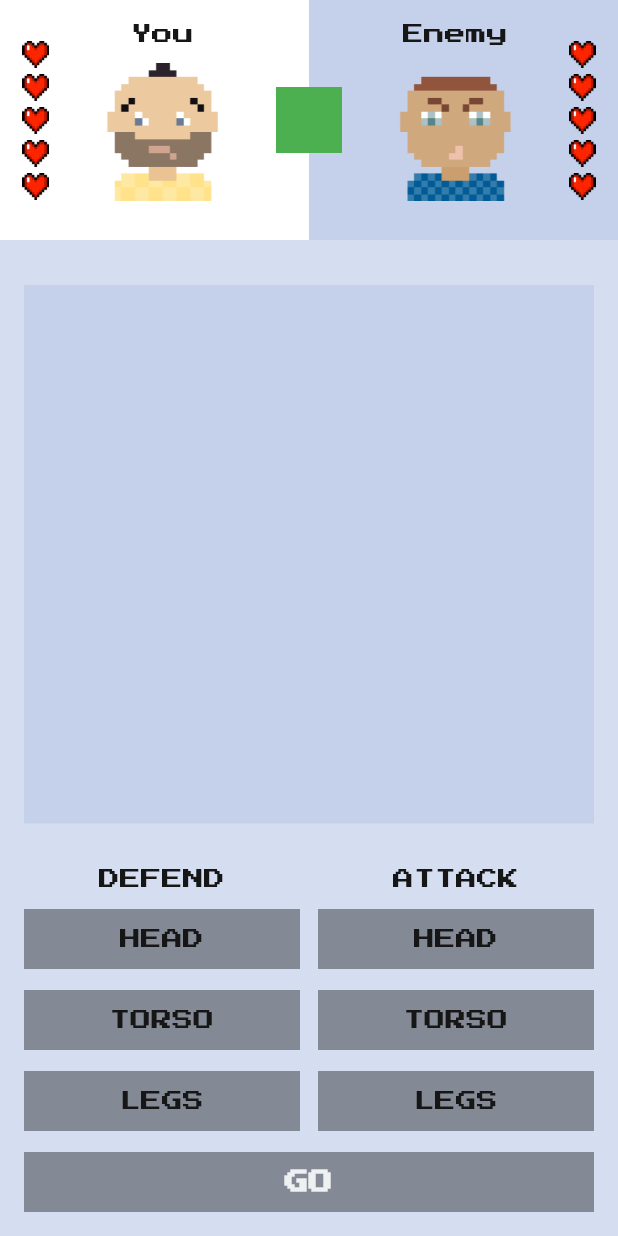
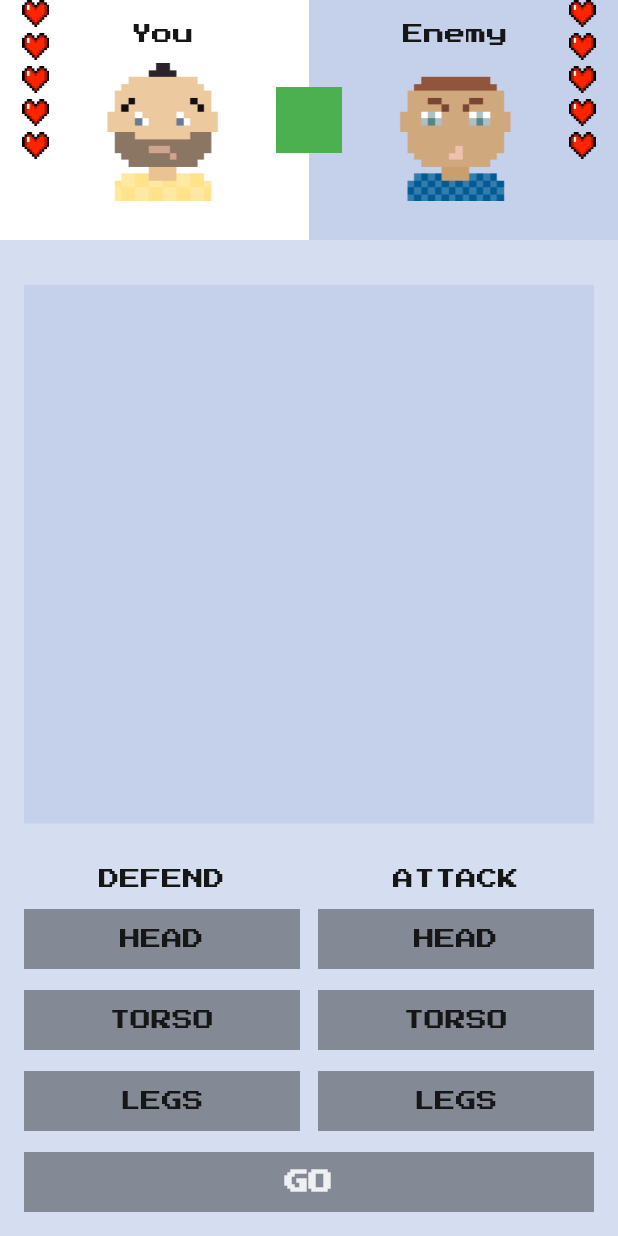
Before and after one commit to SilverKZ/flutter_fight_club, a Flutter app: the screen it shows after launch, on a phone screen of 412 x 824 dp. Run offline on Flutter 3.47's test engine with Material 2 defaults, Android fonts, the phone set to English and light mode, and no system bars; our stand-ins replace google_fonts.

Commit message:
Tasks complit

```diff
--- a/lib/main.dart
+++ b/lib/main.dart
@@ -294,14 +294,9 @@ class FightersInfo extends StatelessWidget {
         Row(
           mainAxisAlignment: MainAxisAlignment.spaceAround,
           children: [
-            Padding(
-              padding: const EdgeInsets.only(
-                top: 27,
-              ),
-              child: LivesWidget(
-                overallLivesCount: maxLivesCount,
-                currentLivesCount: yourLivesCount,
-              ),
+            LivesWidget(
+              overallLivesCount: maxLivesCount,
+              currentLivesCount: yourLivesCount,
             ),
             Column(
               children: [
@@ -344,14 +339,9 @@ class FightersInfo extends StatelessWidget {
                 ),
               ],
             ),
-            Padding(
-              padding: const EdgeInsets.only(
-                top: 27,
-              ),
-              child: LivesWidget(
-                overallLivesCount: maxLivesCount,
-                currentLivesCount: enemysLivesCount,
-              ),
+            LivesWidget(
+              overallLivesCount: maxLivesCount,
+              currentLivesCount: enemysLivesCount,
             ),
           ],
         ),
```
